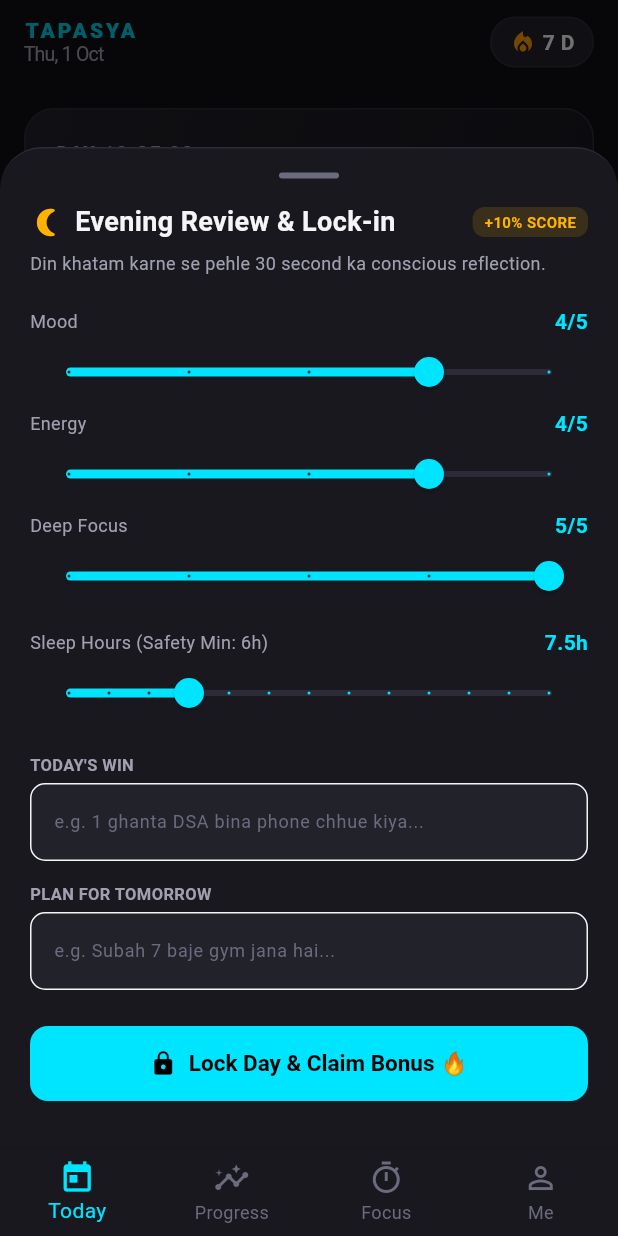
After one commit to vikramm9894/Tapasya, a Flutter app: the screen it shows after launch, after a tap on "Complete Night Review (+10% Score)", on a phone screen of 412 x 824 dp. The commit adds this screen. Run offline on Flutter 3.47's test engine with Material 3 defaults, Android fonts, the phone set to English and light mode, and no system bars; our stand-ins replace drift, flutter_riverpod, go_router; accounts and stored records are empty; generated files the repository leaves out were written again.

Commit message:
feat: complete Phase 2 core loop with Morning sheet, Night review modal, and daily log repositories

```diff
--- /dev/null
+++ b/lib/domain/models/checkin_model.dart
@@ -0,0 +1,44 @@
+/// Domain model representing the Evening Reflection & Checkin.
+class CheckinModel {
+  final String date; // 'YYYY-MM-DD'
+  final int mood;    // 1 - 5
+  final int energy;  // 1 - 5
+  final int focus;   // 1 - 5
+  final double sleepHours; // min 6.0
+  final String? win;
+  final String? issue;
+  final String? tomorrow;
+
+  const CheckinModel({
+    required this.date,
+    this.mood = 3,
+    this.energy = 3,
+    this.focus = 3,
+    this.sleepHours = 7.0,
+    this.win,
+    this.issue,
+    this.tomorrow,
+  });
+
+  CheckinModel copyWith({
+    String? date,
+    int? mood,
+    int? energy,
+    int? focus,
+    double? sleepHours,
+    String? win,
+    String? issue,
+    String? tomorrow,
+  }) {
+    return CheckinModel(
+      date: date ?? this.date,
+      mood: mood ?? this.mood,
+      energy: energy ?? this.energy,
+      focus: focus ?? this.focus,
+      sleepHours: sleepHours ?? this.sleepHours,
+      win: win ?? this.win,
+      issue: issue ?? this.issue,
+      tomorrow: tomorrow ?? this.tomorrow,
+    );
+  }
+}
--- /dev/null
+++ b/lib/domain/models/daily_log_model.dart
@@ -0,0 +1,36 @@
+/// Domain model representing a summarized day in Tapasya.
+class DailyLogModel {
+  final String date; // 'YYYY-MM-DD' local timezone
+  final String? journeyId;
+  final String mode; // 'normal', 'bare_min', 'rest', 'freeze'
+  final int score;   // 0 - 100
+  final int xpEarned;
+
+  const DailyLogModel({
+    required this.date,
+    this.journeyId,
+    this.mode = 'normal',
+    this.score = 0,
+    this.xpEarned = 0,
+  });
+
+  bool get isSuccess => mode == 'bare_min' || score >= 70;
+  bool get isRest => mode == 'rest';
+  bool get isFreeze => mode == 'freeze';
+
+  DailyLogModel copyWith({
+    String? date,
+    String? journeyId,
+    String? mode,
+    int? score,
+    int? xpEarned,
+  }) {
+    return DailyLogModel(
+      date: date ?? this.date,
+      journeyId: journeyId ?? this.journeyId,
+      mode: mode ?? this.mode,
+      score: score ?? this.score,
+      xpEarned: xpEarned ?? this.xpEarned,
+    );
+  }
+}
--- a/lib/features/home/presentation/today_screen.dart
+++ b/lib/features/home/presentation/today_screen.dart
@@ -4,6 +4,8 @@ import '../../../core/theme/app_theme.dart';
 import '../../../core/utils/date_utils.dart';
 import '../../../domain/engines/score_engine.dart';
 import '../../../domain/engines/xp_engine.dart';
+import '../../morning_routine/presentation/morning_sheet.dart';
+import '../../night_review/presentation/night_review_sheet.dart';
 
 class TodayScreen extends StatefulWidget {
   const TodayScreen({super.key});
@@ -286,12 +288,26 @@ class _TodayScreenState extends State<TodayScreen> {
                   ),
                 ],
               ),
+              Row(
+                children: [
+                  TextButton(
+                    style: TextButton.styleFrom(
+                      padding: const EdgeInsets.symmetric(horizontal: 8, vertical: 2),
+                      minimumSize: Size.zero,
+                      tapTargetSize: MaterialTapTargetSize.shrinkWrap,
+                    ),
+                    onPressed: () => MorningPrioritizationSheet.show(context),
+                    child: const Text('Pick (3)', style: TextStyle(fontSize: 12, color: AppTheme.primaryCyan)),
+                  ),
+                  const SizedBox(width: 6),
                   Text(
                     '${_nonNegotiables.where((h) => h['completed'] == true).length}/3',
                     style: const TextStyle(
                       fontWeight: FontWeight.bold,
                       color: AppTheme.primaryCyan,
                     ),
+                  ),
+                ],
               ),
             ],
           ),
@@ -401,10 +417,23 @@ class _TodayScreenState extends State<TodayScreen> {
               style: const TextStyle(fontWeight: FontWeight.bold, color: AppTheme.textPrimary),
             ),
             onPressed: () {
+              HapticFeedback.selectionClick();
+              NightReviewSheet.show(
+                context,
+                currentScore: calculatedScore,
+                onLocked: () {
                   setState(() {
-                checkedIn = !checkedIn;
+                    checkedIn = true;
                   });
-              HapticFeedback.selectionClick();
+                  ScaffoldMessenger.of(context).showSnackBar(
+                    const SnackBar(
+                      content: Text('Day Finalized & Locked! Score bonus added 🔥'),
+                      backgroundColor: AppTheme.surfaceElevated,
+                      behavior: SnackBarBehavior.floating,
+                    ),
+                  );
+                },
+              );
             },
           ),
         ],
--- /dev/null
+++ b/lib/features/home/providers/daily_log_provider.dart
@@ -0,0 +1,28 @@
+import 'package:flutter_riverpod/flutter_riverpod.dart';
+import '../../../core/utils/date_utils.dart';
+import '../../../data/repositories/daily_log_repository_impl.dart';
+import '../../../domain/models/checkin_model.dart';
+import '../../../domain/models/daily_log_model.dart';
+import '../../../domain/repositories/daily_log_repository.dart';
+
+final dailyLogRepositoryProvider = Provider<DailyLogRepository>((ref) {
+  return DailyLogRepositoryImpl();
+});
+
+final todayLogProvider = StreamProvider<DailyLogModel?>((ref) {
+  final repo = ref.watch(dailyLogRepositoryProvider);
+  final today = AppDateUtils.todayKey();
+  return repo.watchDailyLog(today);
+});
+
+final todayCheckinProvider = StreamProvider<CheckinModel?>((ref) {
+  final repo = ref.watch(dailyLogRepositoryProvider);
+  final today = AppDateUtils.todayKey();
+  return repo.watchCheckin(today);
+});
+
+final todayPrioritiesProvider = StreamProvider<List<String>>((ref) {
+  final repo = ref.watch(dailyLogRepositoryProvider);
+  final today = AppDateUtils.todayKey();
+  return repo.watchPrioritiesForDate(today);
+});
--- /dev/null
+++ b/lib/features/night_review/presentation/night_review_sheet.dart
@@ -0,0 +1,248 @@
+import 'package:flutter/material.dart';
+import 'package:flutter/services.dart';
+import 'package:flutter_riverpod/flutter_riverpod.dart';
+
+import '../../../core/constants/app_constants.dart';
+import '../../../core/theme/app_theme.dart';
+import '../../../core/utils/date_utils.dart';
+import '../../../domain/models/checkin_model.dart';
+import '../../../domain/models/daily_log_model.dart';
+import '../../home/providers/daily_log_provider.dart';
+
+class NightReviewSheet extends ConsumerStatefulWidget {
+  final int currentScoreWithoutCheckin;
+  final VoidCallback onDayLocked;
+
+  const NightReviewSheet({
+    super.key,
+    required this.currentScoreWithoutCheckin,
+    required this.onDayLocked,
+  });
+
+  static Future<void> show(
+    BuildContext context, {
+    required int currentScore,
+    required VoidCallback onLocked,
+  }) {
+    return showModalBottomSheet(
+      context: context,
+      isScrollControlled: true,
+      backgroundColor: Colors.transparent,
+      builder: (_) => Padding(
+        padding: EdgeInsets.only(bottom: MediaQuery.of(context).viewInsets.bottom),
+        child: NightReviewSheet(
+          currentScoreWithoutCheckin: currentScore,
+          onDayLocked: onLocked,
+        ),
+      ),
+    );
+  }
+
+  @override
+  ConsumerState<NightReviewSheet> createState() => _NightReviewSheetState();
+}
+
+class _NightReviewSheetState extends ConsumerState<NightReviewSheet> {
+  int _mood = 4;
+  int _energy = 4;
+  int _focus = 5;
+  double _sleepHours = 7.5;
+
+  final TextEditingController _winController = TextEditingController();
+  final TextEditingController _issueController = TextEditingController();
+  final TextEditingController _tomorrowController = TextEditingController();
+
+  @override
+  void dispose() {
+    _winController.dispose();
+    _issueController.dispose();
+    _tomorrowController.dispose();
+    super.dispose();
+  }
+
+  Future<void> _lockDay() async {
+    HapticFeedback.heavyImpact();
+    final today = AppDateUtils.todayKey();
+
+    final checkin = CheckinModel(
+      date: today,
+      mood: _mood,
+      energy: _energy,
+      focus: _focus,
+      sleepHours: _sleepHours,
+      win: _winController.text.trim().isEmpty ? null : _winController.text.trim(),
+      issue: _issueController.text.trim().isEmpty ? null : _issueController.text.trim(),
+      tomorrow: _tomorrowController.text.trim().isEmpty ? null : _tomorrowController.text.trim(),
+    );
+
+    // Save checkin
+    await ref.read(dailyLogRepositoryProvider).saveCheckin(checkin);
+
+    // Final score with +10% bonus
+    final finalScore = (widget.currentScoreWithoutCheckin + 10).clamp(0, 100);
+    final log = DailyLogModel(
+      date: today,
+      mode: 'normal',
+      score: finalScore,
+      xpEarned: 120,
+    );
+    await ref.read(dailyLogRepositoryProvider).saveDailyLog(log);
+
+    widget.onDayLocked();
+    if (mounted) Navigator.pop(context);
+  }
+
+  @override
+  Widget build(BuildContext context) {
+    return Container(
+      decoration: const BoxDecoration(
+        color: AppTheme.surface,
+        borderRadius: BorderRadius.vertical(top: Radius.circular(28)),
+        border: Border(top: BorderSide(color: AppTheme.border)),
+      ),
+      padding: const EdgeInsets.fromLTRB(20, 16, 20, 32),
+      child: SingleChildScrollView(
+        child: Column(
+          mainAxisSize: MainAxisSize.min,
+          crossAxisAlignment: CrossAxisAlignment.start,
+          children: [
+            Center(
+              child: Container(
+                width: 40,
+                height: 4,
+                decoration: BoxDecoration(color: AppTheme.textMuted, borderRadius: BorderRadius.circular(2)),
+              ),
+            ),
+            const SizedBox(height: 16),
+
+            Row(
+              mainAxisAlignment: MainAxisAlignment.spaceBetween,
+              children: [
+                const Row(
+                  children: [
+                    Icon(Icons.nightlight_round, color: AppTheme.secondaryEmber, size: 22),
+                    SizedBox(width: 8),
+                    Text(
+                      'Evening Review & Lock-in',
+                      style: TextStyle(fontSize: 18, fontWeight: FontWeight.bold),
+                    ),
+                  ],
+                ),
+                Container(
+                  padding: const EdgeInsets.symmetric(horizontal: 8, vertical: 3),
+                  decoration: BoxDecoration(
+                    color: AppTheme.secondaryEmber.withOpacity(0.15),
+                    borderRadius: BorderRadius.circular(8),
+                  ),
+                  child: const Text(
+                    '+10% SCORE',
+                    style: TextStyle(fontSize: 10, fontWeight: FontWeight.bold, color: AppTheme.secondaryEmber),
+                  ),
+                ),
+              ],
+            ),
+            const SizedBox(height: 6),
+            const Text(
+              'Din khatam karne se pehle 30 second ka conscious reflection.',
+              style: TextStyle(fontSize: 12, color: AppTheme.textSecondary),
+            ),
+            const SizedBox(height: 20),
+
+            // Rating Sliders
+            _buildSlider('Mood', _mood, (v) => setState(() => _mood = v)),
+            _buildSlider('Energy', _energy, (v) => setState(() => _energy = v)),
+            _buildSlider('Deep Focus', _focus, (v) => setState(() => _focus = v)),
+
+            // Sleep Slider with 6h min safety guardrail
+            const SizedBox(height: 10),
+            Row(
+              mainAxisAlignment: MainAxisAlignment.spaceBetween,
+              children: [
+                const Text('Sleep Hours (Safety Min: 6h)', style: TextStyle(fontSize: 12, color: AppTheme.textSecondary)),
+                Text('${_sleepHours.toStringAsFixed(1)}h', style: const TextStyle(fontWeight: FontWeight.bold, color: AppTheme.primaryCyan)),
+              ],
+            ),
+            Slider(
+              value: _sleepHours,
+              min: AppConstants.minSleepHours,
+              max: AppConstants.maxSleepHours,
+              divisions: 12,
+              activeColor: AppTheme.primaryCyan,
+              inactiveColor: AppTheme.border,
+              onChanged: (val) => setState(() => _sleepHours = val),
+            ),
+
+            const SizedBox(height: 16),
+
+            // 3-Line Reflection
+            const Text('TODAY\'S WIN', style: TextStyle(fontSize: 11, fontWeight: FontWeight.bold, color: AppTheme.textSecondary)),
+            const SizedBox(height: 4),
+            TextField(
+              controller: _winController,
+              style: const TextStyle(fontSize: 13),
+              decoration: InputDecoration(
+                hintText: 'e.g. 1 ghanta DSA bina phone chhue kiya...',
+                hintStyle: const TextStyle(fontSize: 12, color: AppTheme.textMuted),
+                filled: true,
+                fillColor: AppTheme.surfaceElevated,
+                border: OutlineInputBorder(borderRadius: BorderRadius.circular(10), borderSide: const BorderSide(color: AppTheme.border)),
+              ),
+            ),
+
+            const SizedBox(height: 14),
+
+            const Text('PLAN FOR TOMORROW', style: TextStyle(fontSize: 11, fontWeight: FontWeight.bold, color: AppTheme.textSecondary)),
+            const SizedBox(height: 4),
+            TextField(
+              controller: _tomorrowController,
+              style: const TextStyle(fontSize: 13),
+              decoration: InputDecoration(
+                hintText: 'e.g. Subah 7 baje gym jana hai...',
+                hintStyle: const TextStyle(fontSize: 12, color: AppTheme.textMuted),
+                filled: true,
+                fillColor: AppTheme.surfaceElevated,
+                border: OutlineInputBorder(borderRadius: BorderRadius.circular(10), borderSide: const BorderSide(color: AppTheme.border)),
+              ),
+            ),
+
+            const SizedBox(height: 24),
+
+            SizedBox(
+              width: double.infinity,
+              child: ElevatedButton.icon(
+                style: ElevatedButton.styleFrom(padding: const EdgeInsets.symmetric(vertical: 16)),
+                icon: const Icon(Icons.lock),
+                label: const Text('Lock Day & Claim Bonus 🔥', style: TextStyle(fontSize: 15, fontWeight: FontWeight.bold)),
+                onPressed: _lockDay,
+              ),
+            ),
+          ],
+        ),
+      ),
+    );
+  }
+
+  Widget _buildSlider(String label, int value, ValueChanged<int> onChanged) {
+    return Column(
+      crossAxisAlignment: CrossAxisAlignment.start,
+      children: [
+        Row(
+          mainAxisAlignment: MainAxisAlignment.spaceBetween,
+          children: [
+            Text(label, style: const TextStyle(fontSize: 12, color: AppTheme.textSecondary)),
+            Text('$value/5', style: const TextStyle(fontWeight: FontWeight.bold, color: AppTheme.primaryCyan)),
+          ],
+        ),
+        Slider(
+          value: value.toDouble(),
+          min: 1,
+          max: 5,
+          divisions: 4,
+          activeColor: AppTheme.primaryCyan,
+          inactiveColor: AppTheme.border,
+          onChanged: (v) => onChanged(v.round()),
+        ),
+      ],
+    );
+  }
+}
```
Also changed, not shown: lib/data/repositories/daily_log_repository_impl.dart (added, +86 -0 lines), lib/domain/repositories/daily_log_repository.dart (added, +20 -0 lines), lib/features/morning_routine/presentation/morning_sheet.dart (added, +182 -0 lines), 1 other file. Lines whose indentation alone changed are shown as unchanged.
